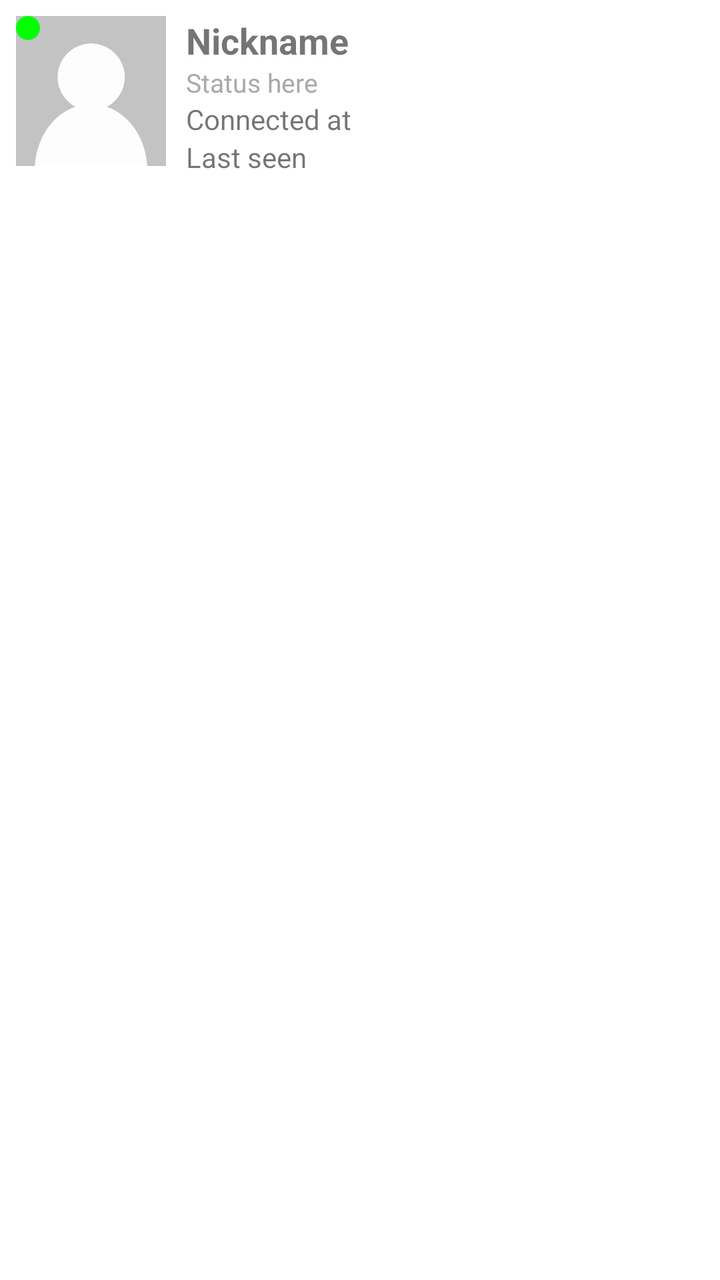
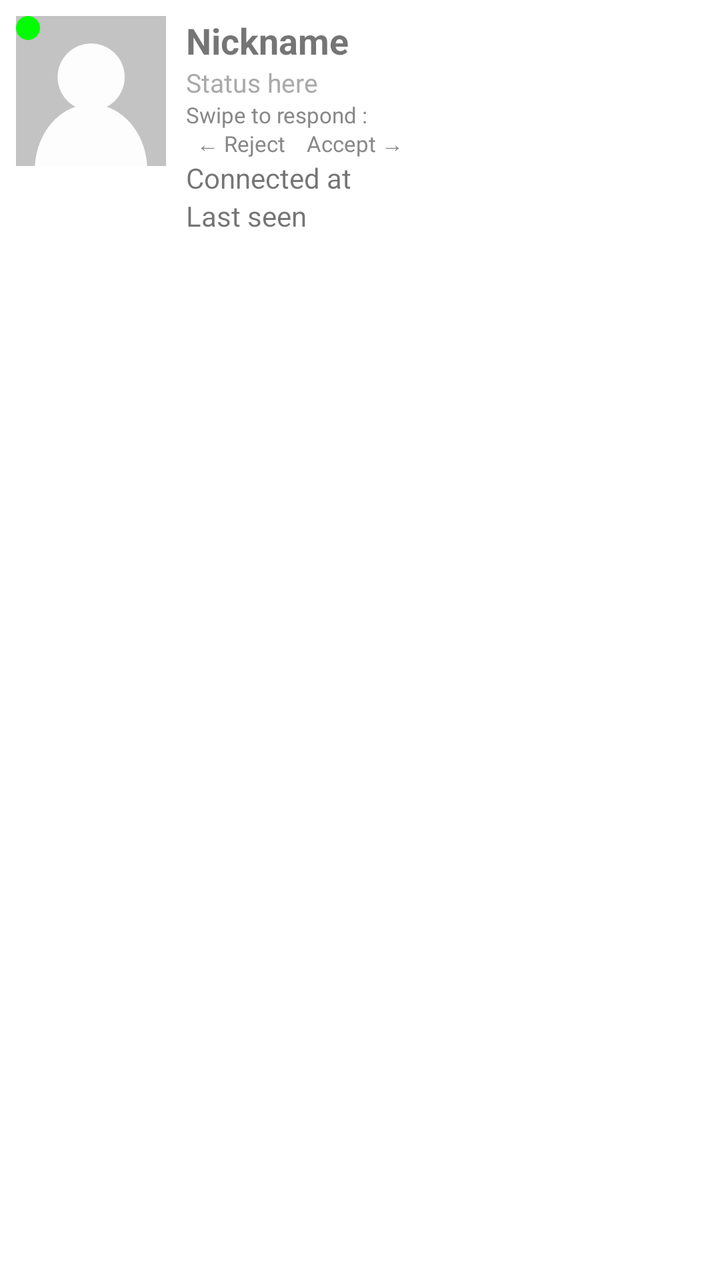

Compare the two renders of this Android layout. The source of the first and the diff that turns it into the second are given below.
<!-- AndroidManifest.xml: application theme AppTheme -->
<!-- res/layout/item_chat_user.xml -->
<LinearLayout
    xmlns:android="http://schemas.android.com/apk/res/android"
    android:layout_width="match_parent"
    android:layout_height="wrap_content"
    android:orientation="horizontal"
    android:padding="8dp">

    
    <FrameLayout
        android:layout_width="75dp"
        android:layout_height="75dp">

        <ImageView
            android:id="@+id/image_profile"
            android:layout_width="match_parent"
            android:layout_height="match_parent"
            android:scaleType="centerCrop"
            android:src="@drawable/avatar"/>

        <TextView
            android:id="@+id/tv_unread_badge"
            android:layout_width="20dp"
            android:layout_height="20dp"
            android:layout_gravity="end|top"
            android:layout_margin="2dp"
            android:gravity="center"
            android:text="3"
            android:textColor="@android:color/white"
            android:textSize="12sp"
            android:textStyle="bold"
            android:background="@drawable/bg_unread_badge"
            android:visibility="gone"/>

        <ImageView
            android:id="@+id/badge"
            android:layout_width="12dp"
            android:layout_height="12dp"
            android:layout_gravity="start|top"
            android:background="@drawable/status_circle"/>

    </FrameLayout>

    
    <LinearLayout
        android:layout_width="0dp"
        android:layout_height="wrap_content"
        android:layout_weight="1"
        android:orientation="vertical"
        android:paddingStart="10dp">

        
        <TextView
            android:id="@+id/nickname"
            android:layout_width="wrap_content"
            android:layout_height="wrap_content"
            android:textSize="18sp"
            android:textStyle="bold"
            android:text="Nickname"/>

        
        <TextView
            android:id="@+id/status_text"
            android:layout_width="wrap_content"
            android:layout_height="wrap_content"
            android:textSize="13sp"
            android:textColor="@android:color/darker_gray"
            android:text="Status here"
            android:visibility="visible"/>

        
        <TextView
            android:id="@+id/time_connection"
            android:layout_width="wrap_content"
            android:layout_height="wrap_content"
            android:textSize="14sp"
            android:text="Connected at"/>

        <TextView
            android:id="@+id/last_time_connection"
            android:layout_width="wrap_content"
            android:layout_height="wrap_content"
            android:textSize="14sp"
            android:text="Last seen"/>

        
        <LinearLayout
            android:id="@+id/actions_container"
            android:layout_width="wrap_content"
            android:layout_height="wrap_content"
            android:orientation="horizontal"
            android:layout_marginTop="6dp">

            <Button
                android:id="@+id/btn_accept"
                android:layout_width="wrap_content"
                android:layout_height="wrap_content"
                android:text="Accept"
                android:visibility="gone"/>

            <Button
                android:id="@+id/btn_reject"
                android:layout_width="wrap_content"
                android:layout_height="wrap_content"
                android:text="Reject"
                android:layout_marginStart="6dp"
                android:visibility="gone"/>

            <Button
                android:id="@+id/btn_message"
                android:layout_width="wrap_content"
                android:layout_height="wrap_content"
                android:text="Message"
                android:visibility="gone"/>

            <Button
                android:id="@+id/btn_cancel"
                android:layout_width="wrap_content"
                android:layout_height="wrap_content"
                android:text="Cancel"
                android:visibility="gone"/>

            <Button
                android:id="@+id/btn_add_friend"
                android:layout_width="wrap_content"
                android:layout_height="wrap_content"
                android:text="+ Add Friend"
                android:visibility="gone"/>

        </LinearLayout>

    </LinearLayout>

</LinearLayout>
<!-- resources referenced by this layout -->
<resources>
  <!-- drawable avatar: jpg bitmap (drawable, 4287 bytes) -->
  <!-- drawable bg_unread_badge (drawable) -->
  <shape xmlns:android="http://schemas.android.com/apk/res/android"
      android:shape="oval">
  
      <solid android:color="#E53935"/> 
  </shape>
  <!-- drawable status_circle (drawable) -->
  <shape xmlns:android="http://schemas.android.com/apk/res/android"
      android:shape="oval">
  
      <size
          android:width="12dp"
          android:height="12dp"/>
  
      <solid android:color="#00FF00"/>
  
  </shape>
  <style name="AppTheme" parent="Theme.MaterialComponents.DayNight.NoActionBar">
          
          <item name="colorPrimary">@color/colorPrimary</item>
          <item name="colorPrimaryDark">@color/colorPrimaryDark</item>
          <item name="colorAccent">@color/colorAccent</item>
  
          <item name="colorControlActivated">@color/colorRed</item>
          <item name="colorSwitchThumbNormal">@color/colorAccent</item>
          <item name="android:colorForeground">@color/colorAccent</item>
      </style>
  <color name="colorPrimary">#6200EE</color>
  <color name="colorPrimaryDark">#3700B3</color>
  <color name="colorAccent">#03DAC5</color>
  <color name="colorRed">#FF0000</color>
</resources>

<!-- the commit's change to res/layout/item_chat_user.xml (unified diff, before → after) -->
@@ -69,6 +69,17 @@
 
         
         <TextView
+            android:id="@+id/swipe_hint"
+            android:layout_width="wrap_content"
+            android:layout_height="wrap_content"
+            android:text="Swipe to respond :\n  ← Reject    Accept →"
+            android:maxLines="2"
+            android:textSize="11sp"
+            android:textColor="#888"
+            android:visibility="visible"/>
+
+        
+        <TextView
             android:id="@+id/time_connection"
             android:layout_width="wrap_content"
             android:layout_height="wrap_content"
